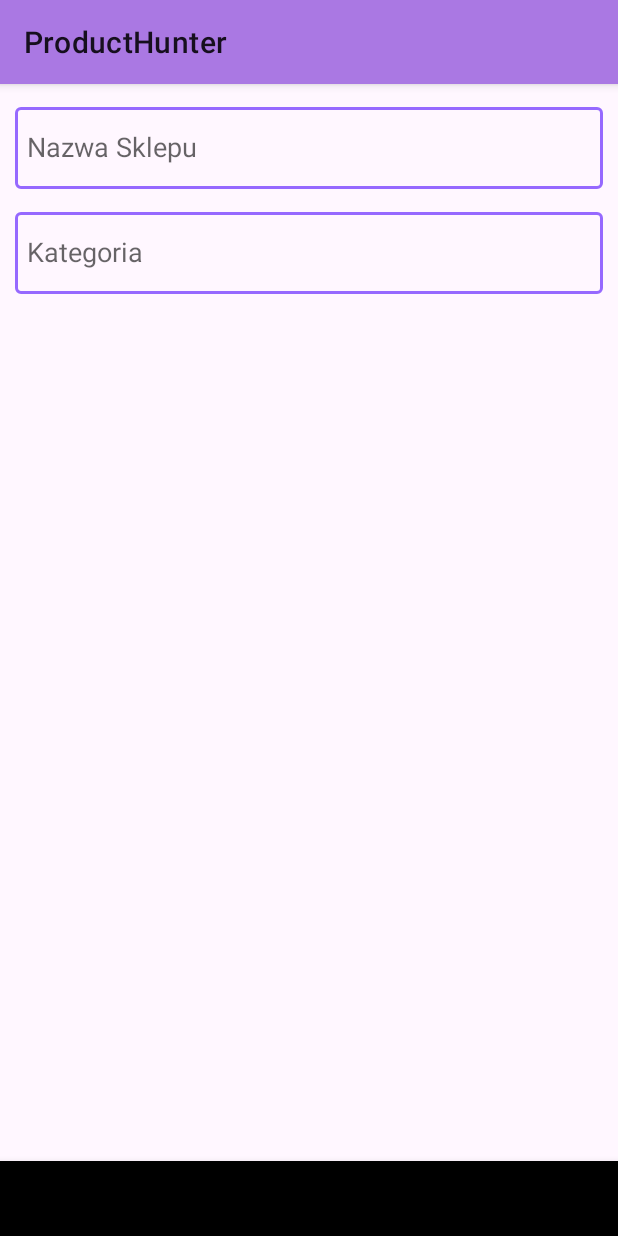
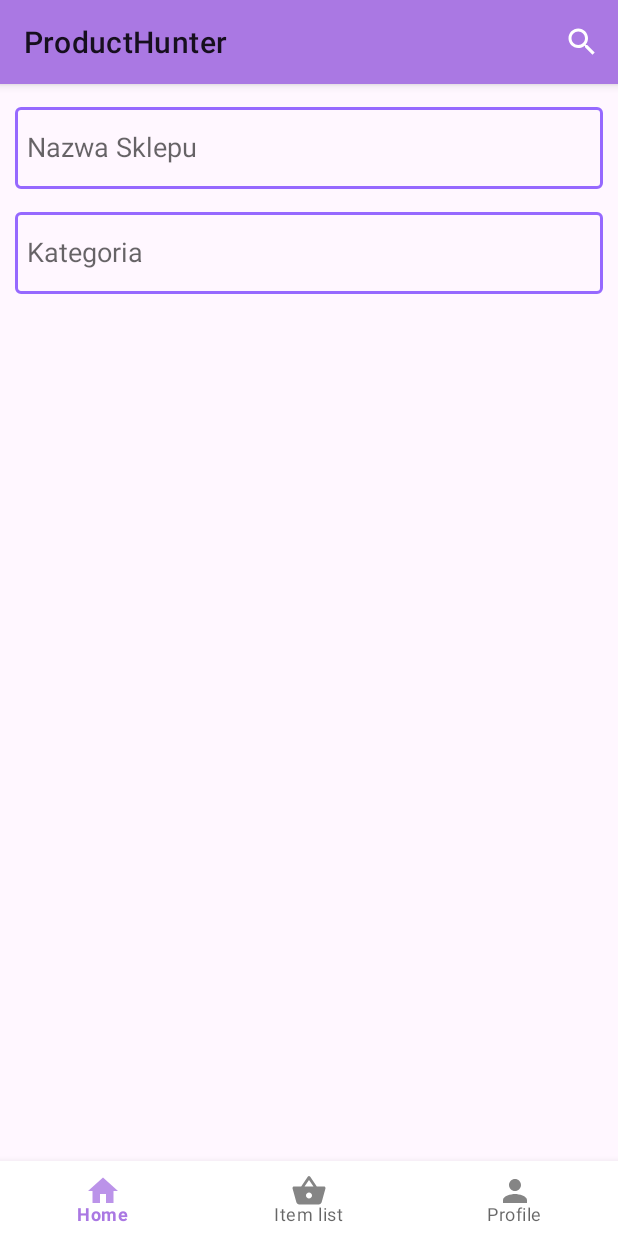
Before and after one commit to m-strzelec/ProductHunter, an Android app built with Jetpack Compose: the screen it shows after launch (MainActivity), on a phone screen of 412 x 824 dp. Run offline under Robolectric (Android 15) with nearby library versions, the phone set to English and light mode, and no system bars; our stand-ins replace Firebase (no records; nobody signed in at launch, a user with empty details on screens opened directly).

Commit message:
fixed navbar, searchbar, restored adding products

```diff
--- a/app/src/main/AndroidManifest.xml
+++ b/app/src/main/AndroidManifest.xml
@@ -23,7 +23,11 @@
                 <category android:name="android.intent.category.LAUNCHER" />
             </intent-filter>
         </activity>
-        <activity android:name=".ui.AddProductActivity" />
+        <activity android:name=".ui.AddProductActivity">
+            <meta-data
+                android:name="android.support.PARENT_ACTIVITY"
+                android:value=".UserFragment" />
+        </activity>
     </application>
 
 </manifest>
--- a/app/src/main/java/pl/mobi/msbw/producthunter/HomeFragment.kt
+++ b/app/src/main/java/pl/mobi/msbw/producthunter/HomeFragment.kt
@@ -40,6 +40,7 @@ class HomeFragment : Fragment(R.layout.fragment_home) {
         savedInstanceState: Bundle?
     ): View? {
         FirebaseApp.initializeApp(requireContext())
+        setHasOptionsMenu(true)
         val view = inflater.inflate(R.layout.fragment_home, container, false)
 
         storesNamesList = resources.getStringArray(R.array.lista_sklepow)
@@ -131,23 +132,24 @@ class HomeFragment : Fragment(R.layout.fragment_home) {
     }
 
     override fun onCreateOptionsMenu(menu: Menu, inflater: MenuInflater) {
-        inflater.inflate(R.menu.search_view_menu, menu)
+        inflater.inflate(R.menu.search_view, menu)
 
         val searchViewItem = menu.findItem(R.id.action_search)
         val searchView = searchViewItem.actionView as SearchView
 
         searchView.setOnQueryTextListener(object : SearchView.OnQueryTextListener {
-            override fun onQueryTextSubmit(query: String): Boolean {
-                filterProducts(query)
+            override fun onQueryTextSubmit(query: String?): Boolean {
+                filterProducts(query.orEmpty())
                 return false
             }
 
-            override fun onQueryTextChange(newText: String): Boolean {
-                filterProducts(newText)
+            override fun onQueryTextChange(newText: String?): Boolean {
+                filterProducts(newText.orEmpty())
                 return false
             }
         })
-        return super.onCreateOptionsMenu(menu, inflater)
+
+        super.onCreateOptionsMenu(menu, inflater)
     }
 
     private fun filterProducts(query: String) {
--- a/app/src/main/java/pl/mobi/msbw/producthunter/MainActivity.kt
+++ b/app/src/main/java/pl/mobi/msbw/producthunter/MainActivity.kt
@@ -19,22 +19,20 @@ class MainActivity : AppCompatActivity() {
 
         setCurrentFragment(firstFragment)
 
-         bottomNavView.setOnNavigationItemSelectedListener {
+         bottomNavView.setOnItemSelectedListener {
             when(it.itemId){
                 R.id.menuHome->setCurrentFragment(firstFragment)
                 R.id.menuItemList->setCurrentFragment(secondFragment)
                 R.id.menuUser->setCurrentFragment(thirdFragment)
-
             }
             true
         }
     }
 
-    private fun setCurrentFragment(fragment: Fragment)=
+    private fun setCurrentFragment(fragment: Fragment) =
         supportFragmentManager.beginTransaction().apply {
-            replace(R.id.frameLayout,fragment)
+            replace(R.id.frameLayout, fragment)
             commit()
         }
 
-
 }
--- a/app/src/main/res/layout/activity_add_product.xml
+++ b/app/src/main/res/layout/activity_add_product.xml
@@ -1,5 +1,6 @@
 <?xml version="1.0" encoding="utf-8"?>
-<LinearLayout xmlns:android="http://schemas.android.com/apk/res/android"
+<LinearLayout
+    xmlns:android="http://schemas.android.com/apk/res/android"
     android:layout_width="match_parent"
     android:layout_height="match_parent"
     android:orientation="vertical"
@@ -52,5 +53,7 @@
         android:id="@+id/addProductBut"
         android:layout_width="wrap_content"
         android:layout_height="wrap_content"
+        android:layout_gravity="center"
+        android:layout_marginTop="20dp"
         android:text="@string/dodaj_produkt" />
 </LinearLayout>
--- a/app/src/main/res/layout/activity_main.xml
+++ b/app/src/main/res/layout/activity_main.xml
@@ -1,7 +1,7 @@
 <?xml version="1.0" encoding="utf-8"?>
-<androidx.constraintlayout.widget.ConstraintLayout xmlns:android="http://schemas.android.com/apk/res/android"
+<androidx.constraintlayout.widget.ConstraintLayout
+    xmlns:android="http://schemas.android.com/apk/res/android"
     xmlns:app="http://schemas.android.com/apk/res-auto"
-    xmlns:tools="http://schemas.android.com/tools"
     android:layout_width="match_parent"
     android:layout_height="match_parent">
 
@@ -12,7 +12,7 @@
         android:layout_marginBottom="50dp"
         app:layout_constraintBottom_toTopOf="@+id/bottomNavView"
         app:layout_constraintEnd_toEndOf="parent"
-        app:layout_constraintHorizontal_bias="0.0"
+        app:layout_constraintHorizontal_bias="0.5"
         app:layout_constraintStart_toStartOf="parent"
         app:layout_constraintTop_toTopOf="parent">
 
@@ -22,8 +22,9 @@
         android:id="@+id/bottomNavView"
         android:layout_width="match_parent"
         android:layout_height="50dp"
-        android:background="@color/black"
         app:layout_constraintBottom_toBottomOf="parent"
         app:layout_constraintEnd_toEndOf="parent"
-        app:layout_constraintStart_toStartOf="parent" />
+        app:layout_constraintStart_toStartOf="parent"
+        app:layout_constraintHorizontal_bias="0.5"
+        app:menu="@menu/bottom_nav_view" />
 </androidx.constraintlayout.widget.ConstraintLayout>
--- a/app/src/main/res/layout/activity_product_list.xml
+++ b/app/src/main/res/layout/activity_product_list.xml
@@ -1,5 +1,6 @@
 <?xml version="1.0" encoding="utf-8"?>
-<androidx.cardview.widget.CardView xmlns:android="http://schemas.android.com/apk/res/android"
+<androidx.cardview.widget.CardView
+    xmlns:android="http://schemas.android.com/apk/res/android"
     xmlns:app="http://schemas.android.com/apk/res-auto"
     android:layout_width="match_parent"
     android:layout_height="wrap_content"
--- a/app/src/main/res/layout/fragment_home.xml
+++ b/app/src/main/res/layout/fragment_home.xml
@@ -1,5 +1,6 @@
 <?xml version="1.0" encoding="utf-8"?>
-<RelativeLayout xmlns:android="http://schemas.android.com/apk/res/android"
+<RelativeLayout
+    xmlns:android="http://schemas.android.com/apk/res/android"
     xmlns:app="http://schemas.android.com/apk/res-auto"
     xmlns:tools="http://schemas.android.com/tools"
     android:id="@+id/fragmentHome"
--- a/app/src/main/res/layout/fragment_item_list.xml
+++ b/app/src/main/res/layout/fragment_item_list.xml
@@ -1,15 +1,15 @@
 <?xml version="1.0" encoding="utf-8"?>
-<FrameLayout xmlns:android="http://schemas.android.com/apk/res/android"
+<FrameLayout
+    xmlns:android="http://schemas.android.com/apk/res/android"
     xmlns:tools="http://schemas.android.com/tools"
     android:layout_width="match_parent"
     android:layout_height="match_parent"
     tools:context=".ItemListFragment">
 
-    <!-- TODO: Update blank fragment layout -->
     <TextView
         android:id="@+id/fragmentItemList"
         android:layout_width="match_parent"
         android:layout_height="match_parent"
-        android:text="@string/hello_blank_fragment" />
+        android:text="Lista zakupów" />
 
 </FrameLayout>
--- a/app/src/main/res/menu/bottom_nav_view.xml
+++ b/app/src/main/res/menu/bottom_nav_view.xml
@@ -10,6 +10,6 @@
         android:icon="@drawable/ic_item_list"/>
     <item
         android:id="@+id/menuUser"
-        android:title="Settings"
+        android:title="Profile"
         android:icon="@drawable/ic_user"/>
 </menu>
--- a/app/src/main/res/values/strings.xml
+++ b/app/src/main/res/values/strings.xml
@@ -12,7 +12,6 @@
     <string name="cenaTV">Cena:</string>
     <string name="jednostkaTV">zł</string>
     <string name="przecinek">,</string>
-    <string name="tostError">Nie znaleziono produktów</string>
     <string-array name="lista_sklepow">
         <item>Biedronka</item>
         <item>Lidl</item>
@@ -25,6 +24,4 @@
         <item>Słodycze</item>
         <item>Woda</item>
     </string-array>
-    <!-- TODO: Remove or change this placeholder text -->
-    <string name="hello_blank_fragment">Hello blank fragment</string>
 </resources>
```
Also changed, not shown: app/src/main/java/pl/mobi/msbw/producthunter/UserFragment.kt (+24 -0 lines), app/src/main/java/pl/mobi/msbw/producthunter/ui/AddProductActivity.kt (+9 -0 lines), app/src/main/res/layout/fragment_user.xml (+11 -4 lines), app/src/main/res/menu/search_view.xml (renamed from app/src/main/res/menu/search_view_menu.xml).
